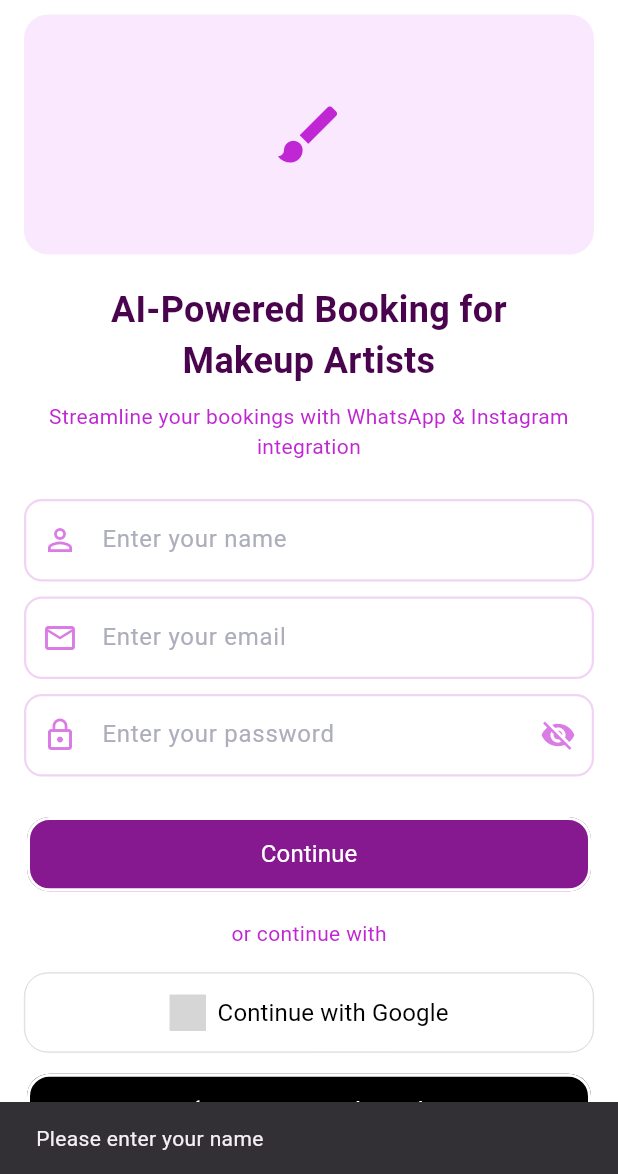
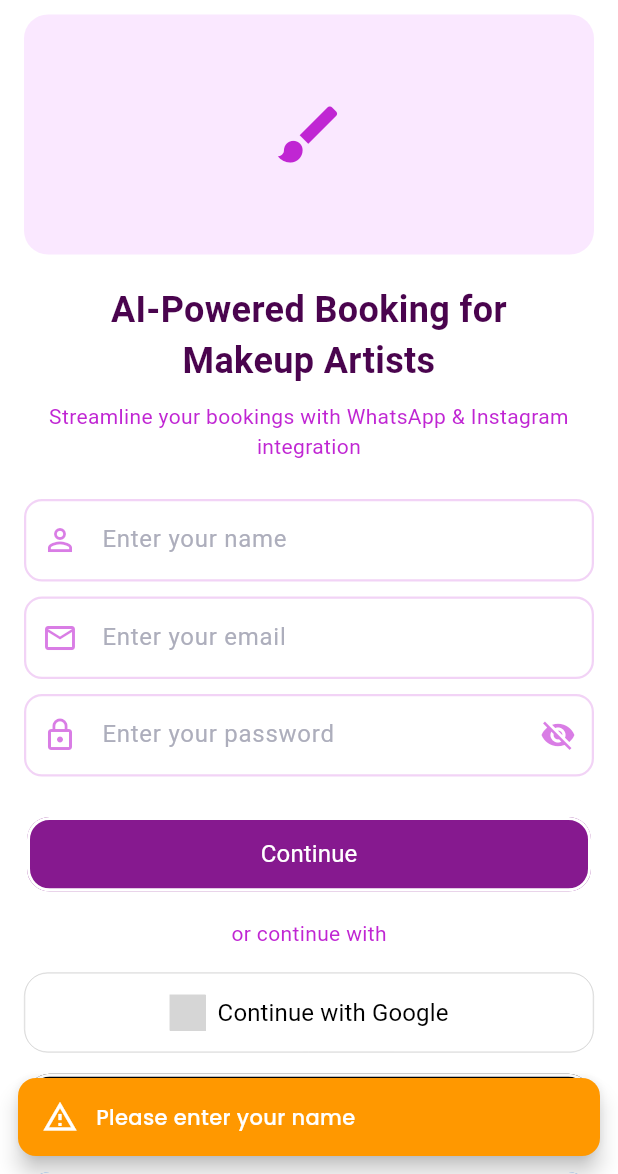
Before and after one commit to Chinmayverma1602/1glam, a Flutter app: the LoginPage screen opened by its route, after a tap on "Continue", on a phone screen of 412 x 824 dp, the part 62-1236 px from its top. Run offline on Flutter 3.47's test engine with Material 3 defaults, Android fonts, the phone set to English and light mode, and no system bars; our stand-ins replace cloud_firestore, dropdown_textfield, firebase_auth, firebase_core, flutter_svg, font_awesome_flutter and 12 more; missing offline and left inert: flutter_facebook_auth, switcher_button; accounts and stored records are empty; project files that could hold a hidden picture were left out; grey boxes are pictures that could not be loaded.

```diff
--- a/lib/main.dart
+++ b/lib/main.dart
@@ -64,7 +64,23 @@ class MyApp extends StatelessWidget {
                 )),
         GetPage(name: '/leads', page: () => const LeadsPage()),
         // GetPage(name: '/settings', page: () => const HomePage()),
-        GetPage(name: '/about', page: () => const AboutMePage()),
+        GetPage(
+            name: '/about',
+            page: () {
+              final args = Get.arguments;
+              final businessType =
+                  args != null && args.containsKey('bussinessType')
+                      ? args['bussinessType']
+                      : null;
+              final selectedEmail =
+                  args != null && args.containsKey('selectedEmail')
+                      ? args['selectedEmail']
+                      : null;
+              return AboutMePage(
+                bussinessType: businessType,
+                selectedEmail: selectedEmail,
+              );
+            }),
         GetPage(name: '/address', page: () => const AddressDetailsPage()),
         // GetPage(name: '/bundle', page: () => const BundleServicePage()),
         GetPage(name: '/details', page: () => const EnterDetailsPage()),
@@ -74,9 +90,14 @@ class MyApp extends StatelessWidget {
         GetPage(name: '/verify', page: () => const VerifyEmailPage()),
         GetPage(
             name: '/travelInfo',
-            page: () => const TravellingInfoPage(
-                  fullAddress: "",
-                )),
+            page: () {
+              final args = Get.arguments;
+              final fullAddress =
+                  args != null && args.containsKey('fullAddress')
+                      ? args['fullAddress'] as String
+                      : "";
+              return TravellingInfoPage(fullAddress: fullAddress);
+            }),
         GetPage(name: '/calender', page: () => const CalenderPage()),
         GetPage(
             name: '/PreviewPage', page: () => const EstimatePreviewScreen()),
--- a/lib/screens/LoginPage.dart
+++ b/lib/screens/LoginPage.dart
@@ -7,10 +7,12 @@ import 'package:glam1/services/api_service.dart';
 import 'package:glam1/widgets/CustomButton.dart';
 import 'package:glam1/widgets/CustomButton2.dart';
 import 'package:glam1/widgets/CustomHeader.dart';
+import 'package:glam1/widgets/CustomLoadingAnimation.dart';
 import 'package:glam1/widgets/CustomTextInputField.dart';
 import 'package:firebase_auth/firebase_auth.dart';
 import 'package:google_sign_in/google_sign_in.dart';
 import 'package:cloud_firestore/cloud_firestore.dart';
+import 'package:glam1/widgets/CustomToast.dart';
 
 class LoginPage extends StatefulWidget {
   const LoginPage({super.key});
@@ -27,10 +29,13 @@ class _LoginPageState extends State<LoginPage> {
   final GoogleSignIn _googleSignIn = GoogleSignIn();
   bool _isLoading = false;
   bool _isGoogleLoading = false;
+  bool _isFacebookLoading = false;
 
   Future<void> _handleFacebookSignIn() async {
     try {
-      setState(() => _isLoading = true);
+      setState(() {
+        _isFacebookLoading = true;
+      });
 
       // Trigger Facebook login
       final LoginResult result = await FacebookAuth.instance.login();
@@ -71,10 +76,9 @@ class _LoginPageState extends State<LoginPage> {
             });
           }
 
-          ScaffoldMessenger.of(context).showSnackBar(
-            SnackBar(
-                content:
-                    Text("Signed in with Facebook as ${user.displayName}")),
+          CustomToast.showSuccess(
+            context,
+            message: "Signed in with Facebook as ${user.displayName}",
           );
 
           // Navigate to VerifyEmailPage
@@ -87,13 +91,14 @@ class _LoginPageState extends State<LoginPage> {
         throw Exception("Facebook login failed: ${result.status}");
       }
     } catch (e) {
-      setState(() => _isLoading = false);
-      ScaffoldMessenger.of(context).showSnackBar(
-        SnackBar(content: Text("Facebook sign-in failed: ${e.toString()}")),
+      setState(() => _isFacebookLoading = false);
+      CustomToast.showError(
+        context,
+        message: "Facebook sign-in failed: ${e.toString()}",
       );
       print("Facebook sign-in error: $e");
     } finally {
-      setState(() => _isLoading = false);
+      setState(() => _isFacebookLoading = false);
     }
   }
 
@@ -155,9 +160,9 @@ class _LoginPageState extends State<LoginPage> {
           });
         }
 
-        ScaffoldMessenger.of(context).showSnackBar(
-          SnackBar(
-              content: Text("Signed in with Google as ${user.displayName}")),
+        CustomToast.showSuccess(
+          context,
+          message: "Signed in with Google as ${user.displayName}",
         );
 
         // Navigate to the appropriate screen
@@ -168,8 +173,9 @@ class _LoginPageState extends State<LoginPage> {
       }
     } catch (e) {
       setState(() => _isGoogleLoading = false);
-      ScaffoldMessenger.of(context).showSnackBar(
-        SnackBar(content: Text("Google sign-in failed: ${e.toString()}")),
+      CustomToast.showError(
+        context,
+        message: "Google sign-in failed: ${e.toString()}",
       );
       print("Google sign-in error: $e");
     }
@@ -177,15 +183,17 @@ class _LoginPageState extends State<LoginPage> {
 
   Future<void> _handleLogin() async {
     if (_nameController.text.isEmpty) {
-      ScaffoldMessenger.of(context).showSnackBar(
-        const SnackBar(content: Text("Please enter your name")),
+      CustomToast.showWarning(
+        context,
+        message: "Please enter your name",
       );
       return;
     }
 
     if (_emailController.text.isEmpty || _passwordController.text.isEmpty) {
-      ScaffoldMessenger.of(context).showSnackBar(
-        const SnackBar(content: Text("Please enter email and password")),
+      CustomToast.showWarning(
+        context,
+        message: "Please enter email and password",
       );
       return;
     }
@@ -203,24 +211,24 @@ class _LoginPageState extends State<LoginPage> {
 
       if (response != null && response.containsKey("token")) {
         print("Success Response: $response");
-        ScaffoldMessenger.of(context).showSnackBar(
-          SnackBar(
-              content:
-                  Text("Account created for ${response['user']['email']}")),
+        CustomToast.showSuccess(
+          context,
+          message: "Account created for ${response['user']['email']}",
         );
         Navigator.push(context,
             MaterialPageRoute(builder: (context) => VerifyEmailPage()));
       } else {
         print("Failed Response: $response");
-        ScaffoldMessenger.of(context).showSnackBar(
-          SnackBar(
-              content: Text(response?["error"] ?? "Failed to create account")),
+        CustomToast.showError(
+          context,
+          message: response?["error"] ?? "Failed to create account",
         );
       }
     } catch (e) {
       setState(() => _isLoading = false);
-      ScaffoldMessenger.of(context).showSnackBar(
-        SnackBar(content: Text("Error: ${e.toString()}")),
+      CustomToast.showError(
+        context,
+        message: "Error: ${e.toString()}",
       );
     }
   }
@@ -302,10 +310,36 @@ class _LoginPageState extends State<LoginPage> {
                   ),
                   const SizedBox(height: 20),
                   CustomButton(
-                    text: _isLoading ? "Creating Account..." : "Continue",
+                    text: _isLoading ? "" : "Continue",
                     color: AppColors.subtitle,
                     onPressed: _isLoading ? null : _handleLogin,
                   ),
+
+                  // Display loading animation separately when loading
+                  if (_isLoading)
+                    Padding(
+                      padding: const EdgeInsets.only(top: 10),
+                      child: Row(
+                        mainAxisAlignment: MainAxisAlignment.center,
+                        children: [
+                          CustomLoadingAnimation(
+                            size: 24,
+                            color: AppColors.subtitle,
+                            type: LoadingAnimationType.staggeredDotsWave,
+                            showText: false,
+                          ),
+                          SizedBox(width: 10),
+                          Text(
+                            "Creating Account...",
+                            style: TextStyle(
+                              color: AppColors.subtitle,
+                              fontWeight: FontWeight.w500,
+                            ),
+                          ),
+                        ],
+                      ),
+                    ),
+
                   const SizedBox(height: 16),
                   const Text(
                     "or continue with",
@@ -313,9 +347,7 @@ class _LoginPageState extends State<LoginPage> {
                   ),
                   const SizedBox(height: 16),
                   CustomButton(
-                    text: _isGoogleLoading
-                        ? "Signing in..."
-                        : "Continue with Google",
+                    text: "Continue with Google",
                     borderThickness: 0.4,
                     svgIcon: 'assets/images/google.svg',
                     textColor: Colors.black,
@@ -325,6 +357,32 @@ class _LoginPageState extends State<LoginPage> {
                     icon: Icons.abc,
                     onPressed: _isGoogleLoading ? null : _handleGoogleSignIn,
                   ),
+
+                  // Display Google loading animation when Google is loading
+                  if (_isGoogleLoading)
+                    Padding(
+                      padding: const EdgeInsets.only(top: 10),
+                      child: Row(
+                        mainAxisAlignment: MainAxisAlignment.center,
+                        children: [
+                          CustomLoadingAnimation(
+                            size: 24,
+                            color: AppColors.primary,
+                            type: LoadingAnimationType.staggeredDotsWave,
+                            showText: false,
+                          ),
+                          SizedBox(width: 10),
+                          Text(
+                            "Signing in with Google...",
+                            style: TextStyle(
+                              color: AppColors.primary,
+                              fontWeight: FontWeight.w500,
+                            ),
+                          ),
+                        ],
+                      ),
+                    ),
+
                   const SizedBox(height: 12),
                   CustomButton(
                     text: "Continue with Apple",
@@ -335,13 +393,39 @@ class _LoginPageState extends State<LoginPage> {
                   ),
                   const SizedBox(height: 12),
                   CustomButton(
-                    text:
-                        _isLoading ? "Signing in..." : "Continue with Facebook",
+                    text: "Continue with Facebook",
                     icon: Icons.facebook,
                     color: AppColors.facebookBlue,
                     iconColor: Colors.white,
-                    onPressed: _isLoading ? null : _handleFacebookSignIn,
+                    onPressed:
+                        _isFacebookLoading ? null : _handleFacebookSignIn,
                   ),
+
+                  // Display Facebook loading animation when Facebook is loading
+                  if (_isFacebookLoading)
+                    Padding(
+                      padding: const EdgeInsets.only(top: 10),
+                      child: Row(
+                        mainAxisAlignment: MainAxisAlignment.center,
+                        children: [
+                          CustomLoadingAnimation(
+                            size: 24,
+                            color: AppColors.facebookBlue,
+                            type: LoadingAnimationType.staggeredDotsWave,
+                            showText: false,
+                          ),
+                          SizedBox(width: 10),
+                          Text(
+                            "Signing in with Facebook...",
+                            style: TextStyle(
+                              color: AppColors.facebookBlue,
+                              fontWeight: FontWeight.w500,
+                            ),
+                          ),
+                        ],
+                      ),
+                    ),
+
                   const SizedBox(height: 20),
                   Row(
                     mainAxisAlignment: MainAxisAlignment.spaceBetween,
```
Also changed, not shown: lib/screens/AboutMePage.dart (+12 -4 lines), lib/screens/AddressDetailsPage.dart (+3 -6 lines), lib/screens/EnterDetailsPage.dart (+5 -9 lines), lib/screens/TravellingInfo.dart (+16 -20 lines), lib/screens/VerifyEmailPage.dart (+5 -6 lines), 8 other files.
